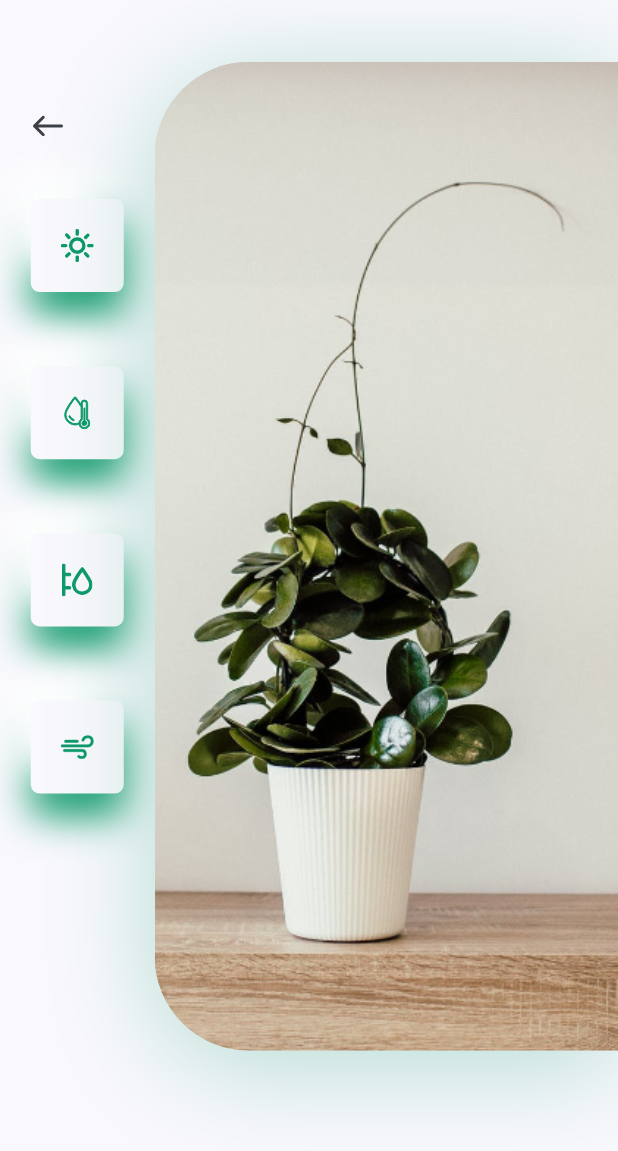
After one commit to solardayz/flutter-plant, a Flutter app: the DetailScreen screen opened directly, on a phone screen of 412 x 824 dp. The commit adds this screen. Shown: the top 1151 px of the screen. Run offline on Flutter 3.47's test engine with Material 2 defaults, Android fonts, the phone set to English and light mode, and no system bars; our stand-ins replace flutter_svg.

Commit message:
디테일 부분 개발 중

```diff
--- /dev/null
+++ b/lib/screens/details/conponent/body.dart
@@ -0,0 +1,19 @@
+import 'package:flutter/material.dart';
+
+import '../image_and_icons.dart';
+
+class Body extends StatelessWidget {
+  const Body({Key? key}) : super(key: key);
+
+  @override
+  Widget build(BuildContext context) {
+    Size size = MediaQuery.of(context).size;
+    return SingleChildScrollView(
+      child: Column(
+        children: [
+          ImageAndIcons(size: size),
+        ],
+      ),
+    );
+  }
+}
--- /dev/null
+++ b/lib/screens/details/detail_screen.dart
@@ -0,0 +1,18 @@
+import 'package:flutter/material.dart';
+import 'package:flutter_plants/screens/details/conponent/body.dart';
+import 'package:flutter_svg/flutter_svg.dart';
+
+import '../../constants.dart';
+import 'image_and_icons.dart';
+
+class DetailScreen extends StatelessWidget {
+  const DetailScreen({Key? key}) : super(key: key);
+
+  @override
+  Widget build(BuildContext context) {
+    Size size = MediaQuery.of(context).size;
+    return Scaffold(
+      body: Body(),
+    );
+  }
+}
--- /dev/null
+++ b/lib/screens/details/icon_card.dart
@@ -0,0 +1,38 @@
+import 'package:flutter/material.dart';
+import 'package:flutter_svg/svg.dart';
+
+import '../../constants.dart';
+
+class IconCard extends StatelessWidget {
+  const IconCard({Key? key, required this.icon}) : super(key: key);
+
+  final String icon;
+
+  @override
+  Widget build(BuildContext context) {
+    Size size = MediaQuery.of(context).size;
+    return Container(
+      margin: EdgeInsets.symmetric(vertical: size.height * 0.03),
+      padding: EdgeInsets.all(kDefaultPadding),
+      height: 62,
+      width: 62,
+      decoration: BoxDecoration(
+        color: kBackgroundColor,
+        borderRadius: BorderRadius.circular(6),
+        boxShadow: [
+          BoxShadow(
+            offset: Offset(0, 15),
+            blurRadius: 22,
+            color: kPrimaryColor,
+          ),
+          BoxShadow(
+            offset: Offset(-15, -15),
+            blurRadius: 20,
+            color: Colors.white,
+          )
+        ],
+      ),
+      child: SvgPicture.asset(icon),
+    );
+  }
+}
--- /dev/null
+++ b/lib/screens/details/image_and_icons.dart
@@ -0,0 +1,75 @@
+import 'package:flutter/material.dart';
+import 'package:flutter_svg/svg.dart';
+
+import '../../constants.dart';
+import 'icon_card.dart';
+
+class ImageAndIcons extends StatelessWidget {
+  const ImageAndIcons({
+    Key? key,
+    required this.size,
+  }) : super(key: key);
+
+  final Size size;
+
+  @override
+  Widget build(BuildContext context) {
+    return Padding(
+      padding: const EdgeInsets.only(bottom: kDefaultPadding),
+      child: SizedBox(
+        height: size.height * 0.9,
+        child: Row(
+          children: [
+            Expanded(
+              child: Padding(
+                padding:
+                    const EdgeInsets.symmetric(vertical: kDefaultPadding * 3),
+                child: Column(
+                  children: [
+                    Align(
+                      alignment: Alignment.topLeft,
+                      child: IconButton(
+                        padding:
+                            EdgeInsets.symmetric(horizontal: kDefaultPadding),
+                        icon: SvgPicture.asset("assets/icons/back_arrow.svg"),
+                        onPressed: () {
+                          Navigator.pop(context);
+                        },
+                      ),
+                    ),
+                    IconCard(icon: "assets/icons/sun.svg"),
+                    IconCard(icon: "assets/icons/icon_2.svg"),
+                    IconCard(icon: "assets/icons/icon_3.svg"),
+                    IconCard(icon: "assets/icons/icon_4.svg"),
+                  ],
+                ),
+              ),
+            ),
+            Container(
+              height: size.height * 0.8,
+              width: size.width * 0.75,
+              decoration: BoxDecoration(
+                borderRadius: BorderRadius.only(
+                  topLeft: Radius.circular(63),
+                  bottomLeft: Radius.circular(63),
+                ),
+                boxShadow: [
+                  BoxShadow(
+                    color: kPrimaryColor.withOpacity(0.29),
+                    blurRadius: 60,
+                    offset: Offset(0, 10),
+                  ),
+                ],
+                image: DecorationImage(
+                  alignment: Alignment.centerLeft,
+                  fit: BoxFit.cover,
+                  image: AssetImage("assets/images/img.png"),
+                ),
+              ),
+            ),
+          ],
+        ),
+      ),
+    );
+  }
+}
```
Also changed, not shown: lib/screens/home/component/featured_plants.dart (+17 -4 lines), lib/screens/home/component/recommend_plants.dart (+18 -7 lines).
